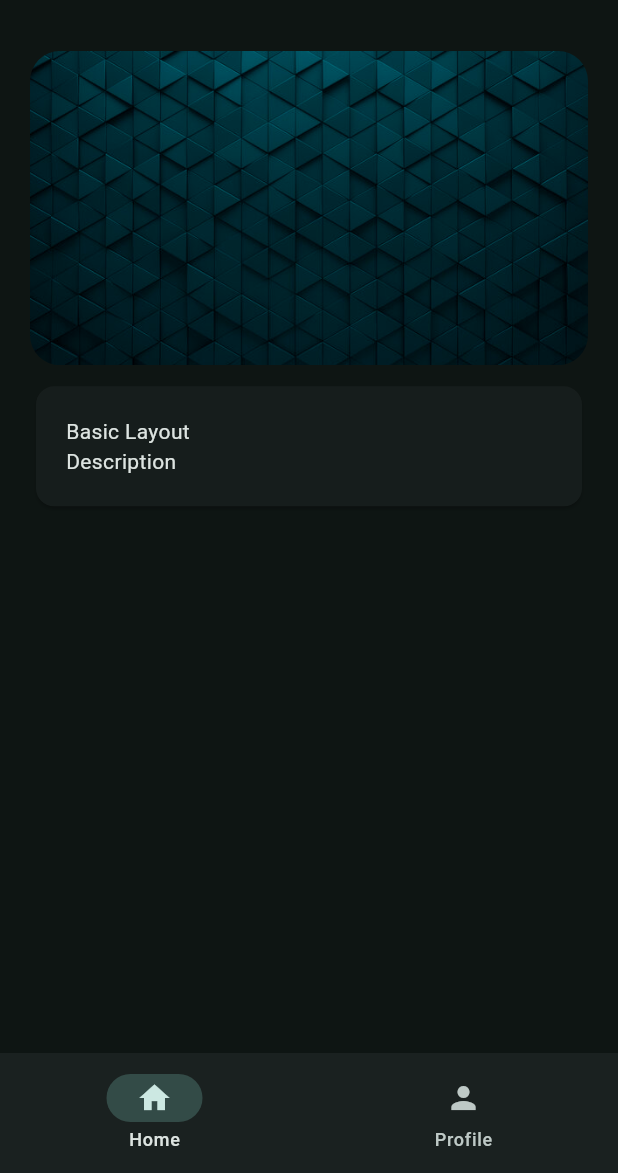
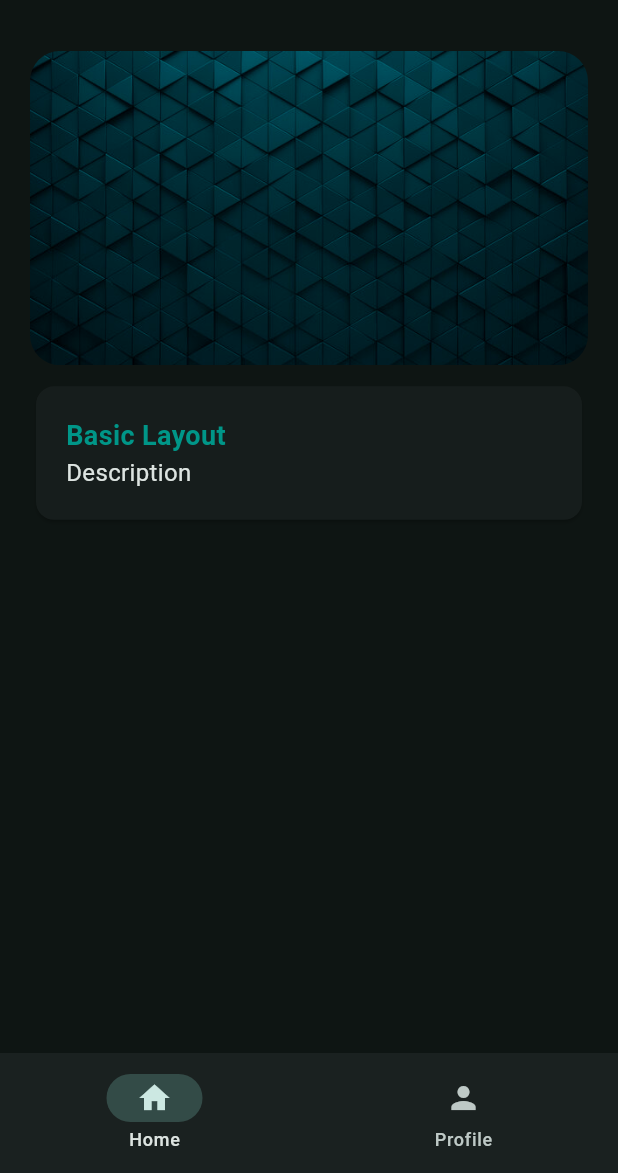
Before and after one commit to phconzatti/SegundoFlutter, a Flutter app: the WidgetTree screen opened directly, on a phone screen of 412 x 824 dp, the part 63-1236 px from its top. Run offline on Flutter 3.47's test engine with Material 3 defaults, Android fonts, the phone set to English and light mode, and no system bars.

Commit message:
Text Style Class

```diff
--- /dev/null
+++ b/lib/data/constants.dart
@@ -0,0 +1,13 @@
+import 'package:flutter/material.dart';
+
+class KTextStyle {
+  static const TextStyle titleTealStyle = TextStyle(
+    color: Colors.teal,
+    fontSize: 18,
+    fontWeight: FontWeight.bold,
+  );
+
+  static const TextStyle descriptionText = TextStyle(
+    fontSize: 16,
+  );
+}
--- a/lib/views/pages/home_page.dart
+++ b/lib/views/pages/home_page.dart
@@ -1,4 +1,5 @@
 import 'package:flutter/material.dart';
+import 'package:flutter_application_1/data/constants.dart';
 import 'package:flutter_application_1/views/widgets/hero_widget.dart';
 
 class HomePage extends StatelessWidget {
@@ -20,8 +21,14 @@ class HomePage extends StatelessWidget {
                 child: Column(
                   crossAxisAlignment: CrossAxisAlignment.start,
                   children: [
-                    Text("Basic Layout"),
-                    Text("Description"),
+                    Text(
+                      "Basic Layout",
+                      style: KTextStyle.titleTealStyle
+                    ),
+                    Text(
+                      "Description",
+                      style: KTextStyle.descriptionText,
+                    ),
                   ],
                 ),
               ),
```
